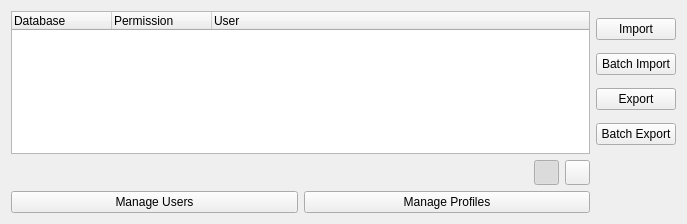
Old version of the form gui/CustomWidgets/DatabasePropertiesWidgets/BasicPropertyWidgets/permissionWidget.ui in the repository dsgoficial/DsgTools.
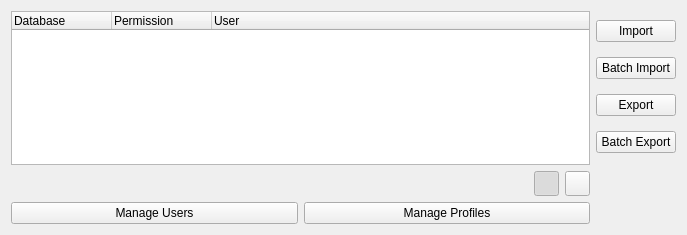
New version of the form. Icons and pictures are not drawn.

What changed in the file:
```diff
--- a/gui/CustomWidgets/DatabasePropertiesWidgets/BasicPropertyWidgets/permissionWidget.ui
+++ b/gui/CustomWidgets/DatabasePropertiesWidgets/BasicPropertyWidgets/permissionWidget.ui
@@ -7,7 +7,7 @@
     <x>0</x>
     <y>0</y>
     <width>687</width>
-    <height>224</height>
+    <height>235</height>
    </rect>
   </property>
   <property name="sizePolicy">
```
Left out of the diff: 6 changed lines with no effect on the pictures.
